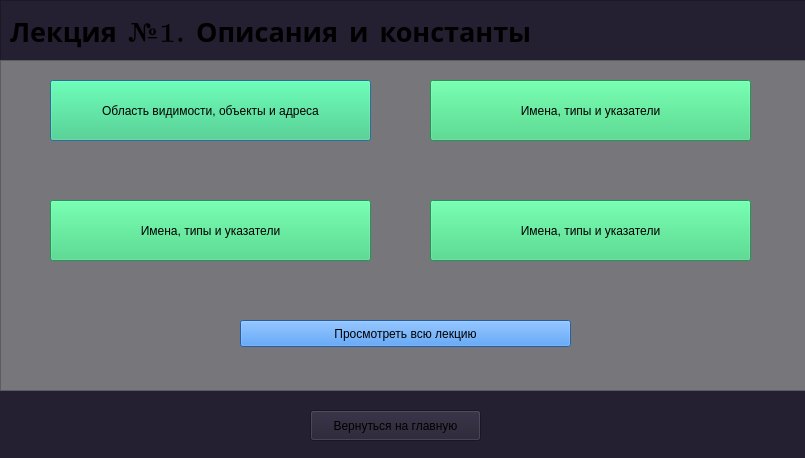
First picture: the form in kursovaya/test1.ui, repository Mixassss/kursovaya_nstu, before the edit.
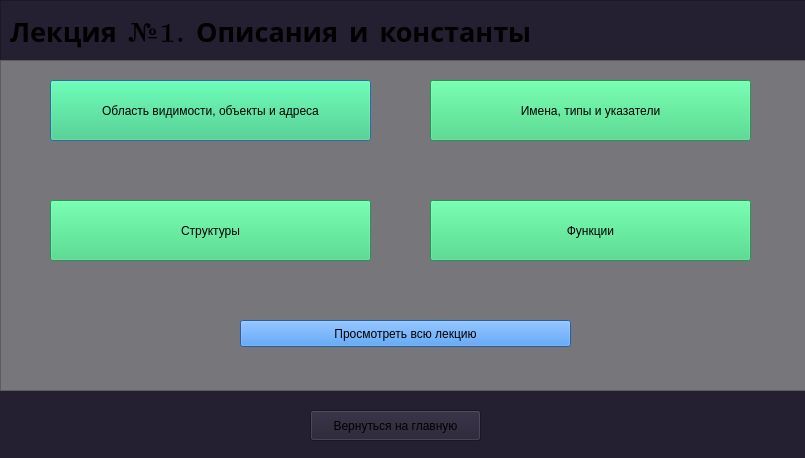
Second picture: the form after the edit.

```diff
--- a/kursovaya/test1.ui
+++ b/kursovaya/test1.ui
@@ -83,7 +83,7 @@
 color: rgb(0, 0, 0);</string>
      </property>
      <property name="text">
-      <string>Имена, типы и указатели</string>
+      <string>Структуры</string>
      </property>
     </widget>
     <widget class="QPushButton" name="pushButton_4">
@@ -133,7 +133,7 @@
 color: rgb(0, 0, 0);</string>
      </property>
      <property name="text">
-      <string>Имена, типы и указатели</string>
+      <string>Функции</string>
      </property>
     </widget>
    </widget>
```
Left out of the diff: 9 changed lines with no effect on the pictures.
